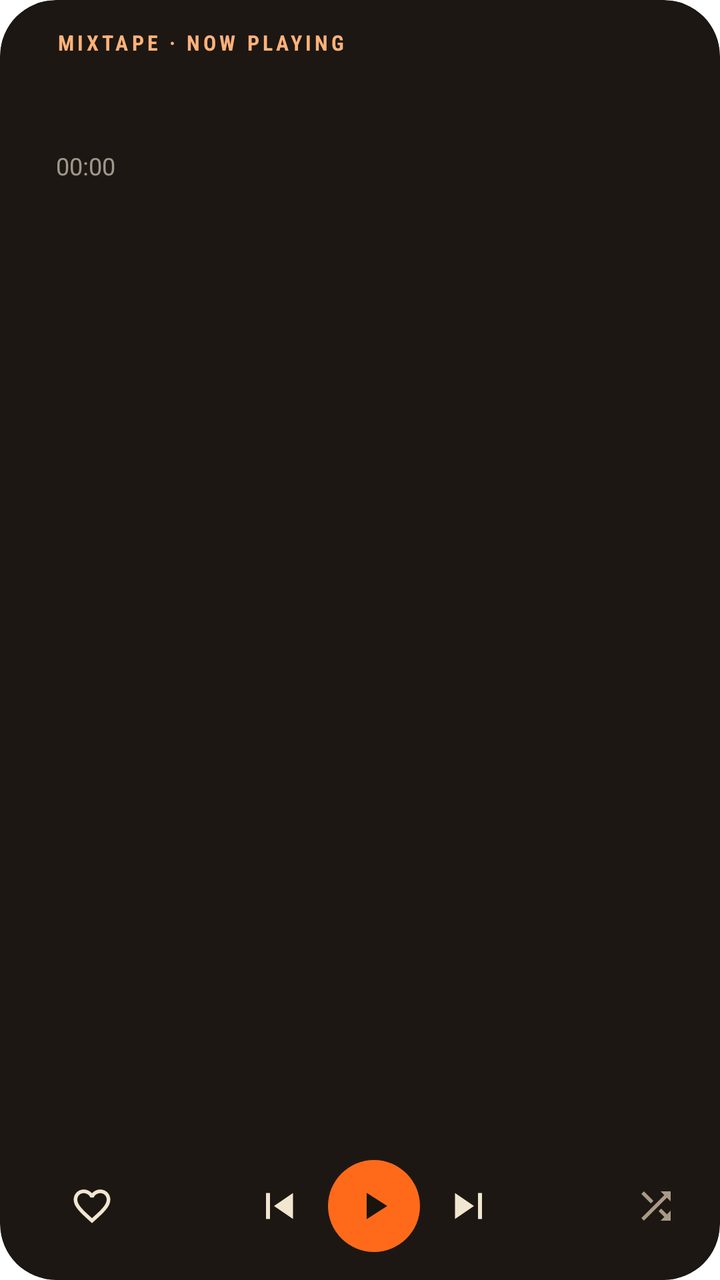
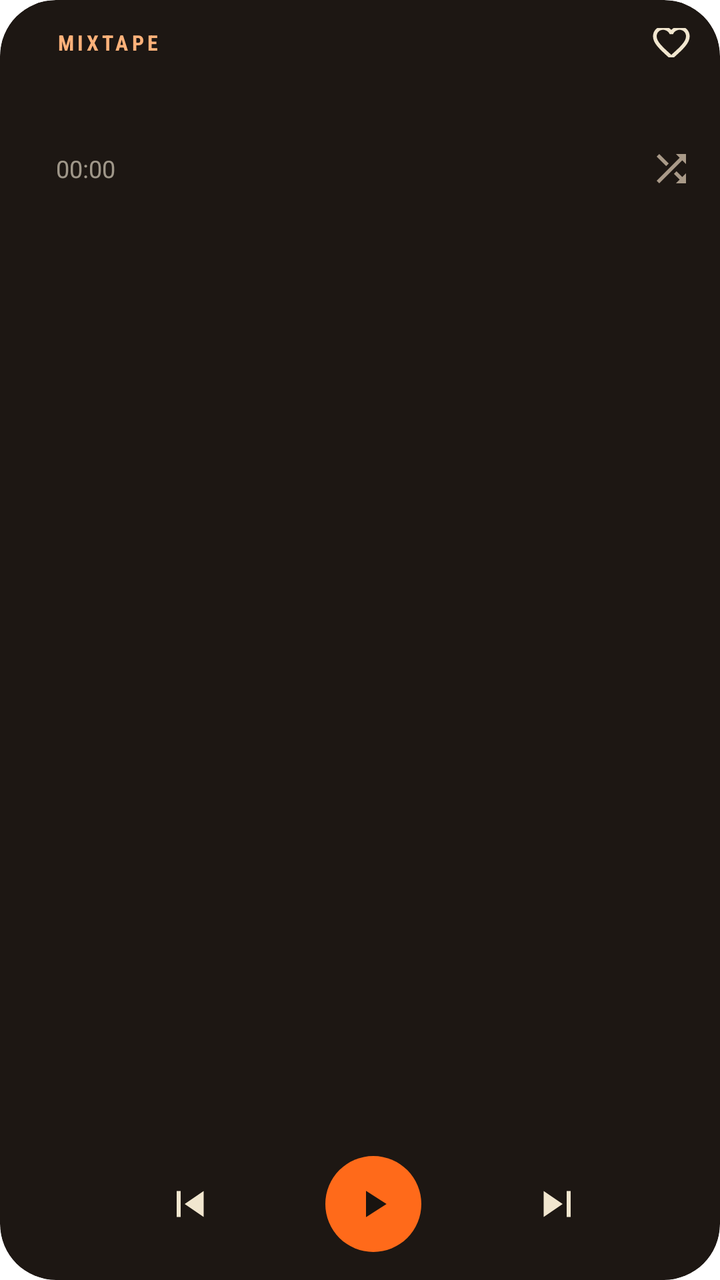

Compare the two renders of this Android layout. The source of the first and the diff that turns it into the second are given below.
<!-- AndroidManifest.xml: fallback theme Theme.MaterialComponents.DayNight.NoActionBar -->
<!-- res/layout/mixtape_widget_now.xml -->
<?xml version="1.0" encoding="utf-8"?>
<FrameLayout xmlns:android="http://schemas.android.com/apk/res/android"
    android:id="@+id/mixtape_now_root"
    android:layout_width="match_parent"
    android:layout_height="match_parent"
    android:background="@drawable/mixtape_widget_card"
    android:clipToOutline="true">

    <ImageView
        android:id="@+id/mixtape_now_back"
        android:layout_width="match_parent"
        android:layout_height="match_parent"
        android:importantForAccessibility="no"
        android:scaleType="centerCrop" />

    <LinearLayout
        android:layout_width="match_parent"
        android:layout_height="match_parent"
        android:orientation="horizontal"
        android:padding="14dp">

        <ImageView
            android:id="@+id/mixtape_now_cover"
            android:layout_width="wrap_content"
            android:layout_height="match_parent"
            android:adjustViewBounds="true"
            android:contentDescription="@string/mixtape_widget_cover"
            android:scaleType="fitCenter" />

        <LinearLayout
            android:layout_width="0dp"
            android:layout_height="match_parent"
            android:layout_marginStart="14dp"
            android:layout_weight="1"
            android:orientation="vertical">

            <TextView
                android:id="@+id/mixtape_now_brand"
                android:layout_width="match_parent"
                android:layout_height="wrap_content"
                android:fontFamily="sans-serif-condensed"
                android:letterSpacing="0.16"
                android:singleLine="true"
                android:text="@string/mixtape_widget_brand"
                android:textColor="#FFB27A"
                android:textSize="10.5sp"
                android:textStyle="bold" />

            <TextView
                android:id="@+id/mixtape_now_title"
                android:layout_width="match_parent"
                android:layout_height="wrap_content"
                android:layout_marginTop="3dp"
                android:ellipsize="end"
                android:fontFamily="sans-serif-medium"
                android:singleLine="true"
                android:textColor="#F6ECD8"
                android:textSize="17sp" />

            <TextView
                android:id="@+id/mixtape_now_artist"
                android:layout_width="match_parent"
                android:layout_height="wrap_content"
                android:ellipsize="end"
                android:singleLine="true"
                android:textColor="#C8F6ECD8"
                android:textSize="13.5sp" />

            <LinearLayout
                android:layout_width="match_parent"
                android:layout_height="wrap_content"
                android:layout_marginTop="2dp"
                android:orientation="horizontal">

                <Chronometer
                    android:id="@+id/mixtape_now_time"
                    android:layout_width="wrap_content"
                    android:layout_height="wrap_content"
                    android:textColor="#99F6ECD8"
                    android:textSize="12sp" />

                <TextView
                    android:id="@+id/mixtape_now_length"
                    android:layout_width="wrap_content"
                    android:layout_height="wrap_content"
                    android:textColor="#99F6ECD8"
                    android:textSize="12sp" />
            </LinearLayout>

            <FrameLayout
                android:layout_width="match_parent"
                android:layout_height="0dp"
                android:layout_weight="1" />

            <LinearLayout
                android:layout_width="match_parent"
                android:layout_height="wrap_content"
                android:gravity="center_vertical"
                android:orientation="horizontal">

                <ImageButton
                android:id="@+id/mixtape_now_like"
                android:layout_width="36dp"
                android:layout_height="36dp"
                android:background="@android:color/transparent"
                android:contentDescription="@string/mixtape_widget_like"
                android:scaleType="center"
                android:src="@drawable/mixtape_widget_heart" />

                <FrameLayout android:layout_width="0dp" android:layout_height="1dp" android:layout_weight="1" />

                <ImageButton
                android:id="@+id/mixtape_now_prev"
                android:layout_width="40dp"
                android:layout_height="40dp"
                android:background="@android:color/transparent"
                android:contentDescription="@string/mixtape_widget_prev"
                android:scaleType="center"
                android:src="@drawable/mixtape_widget_prev" />

                <ImageButton
                android:id="@+id/mixtape_now_play"
                android:layout_width="46dp"
                android:layout_height="46dp"
                android:background="@drawable/mixtape_widget_key"
                android:contentDescription="@string/mixtape_widget_play"
                android:scaleType="center"
                android:src="@drawable/mixtape_widget_play"
                android:layout_marginStart="4dp"
                android:layout_marginEnd="4dp" />

                <ImageButton
                android:id="@+id/mixtape_now_next"
                android:layout_width="40dp"
                android:layout_height="40dp"
                android:background="@android:color/transparent"
                android:contentDescription="@string/mixtape_widget_next"
                android:scaleType="center"
                android:src="@drawable/mixtape_widget_next" />

                <FrameLayout android:layout_width="0dp" android:layout_height="1dp" android:layout_weight="1" />

                <ImageButton
                android:id="@+id/mixtape_now_shuffle"
                android:layout_width="36dp"
                android:layout_height="36dp"
                android:background="@android:color/transparent"
                android:contentDescription="@string/mixtape_widget_shuffle"
                android:scaleType="center"
                android:src="@drawable/mixtape_widget_shuffle" />
            </LinearLayout>
        </LinearLayout>
    </LinearLayout>
</FrameLayout>
<!-- resources referenced by this layout -->
<resources>
  <!-- drawable mixtape_widget_card (drawable) -->
  <?xml version="1.0" encoding="utf-8"?>
  <shape xmlns:android="http://schemas.android.com/apk/res/android" android:shape="rectangle">
      <solid android:color="#1D1713" />
      <corners android:radius="24dp" />
  </shape>
  <!-- drawable mixtape_widget_heart (drawable) -->
  <vector xmlns:android="http://schemas.android.com/apk/res/android"
      android:width="22dp" android:height="22dp" android:viewportWidth="24" android:viewportHeight="24">
      <path android:fillColor="#F1E6CF" android:pathData="M16.5,3c-1.74,0 -3.41,0.81 -4.5,2.09C10.91,3.81 9.24,3 7.5,3 4.42,3 2,5.42 2,8.5c0,3.78 3.4,6.86 8.55,11.54L12,21.35l1.45,-1.32C18.6,15.36 22,12.28 22,8.5 22,5.42 19.58,3 16.5,3zM12.1,18.55l-0.1,0.1 -0.1,-0.1C7.14,14.24 4,11.39 4,8.5 4,6.5 5.5,5 7.5,5c1.54,0 3.04,0.99 3.57,2.36h1.87C13.46,5.99 14.96,5 16.5,5c2,0 3.5,1.5 3.5,3.5 0,2.89 -3.14,5.74 -7.9,10.05z" />
  </vector>
  <!-- drawable mixtape_widget_key (drawable) -->
  <?xml version="1.0" encoding="utf-8"?>
  <shape xmlns:android="http://schemas.android.com/apk/res/android" android:shape="oval">
      <solid android:color="#FF6A1A" />
  </shape>
  <!-- drawable mixtape_widget_next (drawable) -->
  <vector xmlns:android="http://schemas.android.com/apk/res/android"
      android:width="24dp" android:height="24dp" android:viewportWidth="24" android:viewportHeight="24">
      <path android:fillColor="#F1E6CF" android:pathData="M5.5,5.5L15,12l-9.5,6.5z M17,5.5h2v13h-2z" />
  </vector>
  <!-- drawable mixtape_widget_play (drawable) -->
  <vector xmlns:android="http://schemas.android.com/apk/res/android"
      android:width="22dp" android:height="22dp" android:viewportWidth="24" android:viewportHeight="24">
      <path android:fillColor="#191410" android:pathData="M8,4.8v14.4L19.2,12z" />
  </vector>
  <!-- drawable mixtape_widget_prev (drawable) -->
  <vector xmlns:android="http://schemas.android.com/apk/res/android"
      android:width="24dp" android:height="24dp" android:viewportWidth="24" android:viewportHeight="24">
      <path android:fillColor="#F1E6CF" android:pathData="M18.5,5.5L9,12l9.5,6.5z M5,5.5h2v13h-2z" />
  </vector>
  <!-- drawable mixtape_widget_shuffle (drawable) -->
  <vector xmlns:android="http://schemas.android.com/apk/res/android"
      android:width="22dp" android:height="22dp" android:viewportWidth="24" android:viewportHeight="24">
      <path android:fillColor="#A99A88" android:pathData="M10.59,9.17L5.41,4 4,5.41l5.17,5.17 1.42,-1.41zM14.5,4l2.04,2.04L4,18.59 5.41,20 17.96,7.46 20,9.5L20,4h-5.5zM14.83,13.41l-1.41,1.41 3.13,3.13L14.5,20L20,20v-5.5l-2.04,2.04 -3.13,-3.13z" />
  </vector>
  <string name="mixtape_widget_brand">MIXTAPE  ·  NOW PLAYING</string>
  <string name="mixtape_widget_cover">The cover</string>
  <string name="mixtape_widget_like">Like</string>
  <string name="mixtape_widget_next">The next song</string>
  <string name="mixtape_widget_play">Play or pause</string>
  <string name="mixtape_widget_prev">The song before</string>
  <string name="mixtape_widget_shuffle">Shuffle</string>
</resources>

<!-- the commit's change to res/layout/mixtape_widget_now.xml (unified diff, before → after) -->
@@ -11,11 +11,12 @@
         android:layout_width="match_parent"
         android:layout_height="match_parent"
         android:importantForAccessibility="no"
-        android:scaleType="centerCrop" />
+        android:scaleType="fitXY" />
 
     <LinearLayout
         android:layout_width="match_parent"
         android:layout_height="match_parent"
+        android:gravity="center_vertical"
         android:orientation="horizontal"
         android:padding="14dp">
 
@@ -23,6 +24,7 @@
             android:id="@+id/mixtape_now_cover"
             android:layout_width="wrap_content"
             android:layout_height="match_parent"
+            android:layout_marginEnd="14dp"
             android:adjustViewBounds="true"
             android:contentDescription="@string/mixtape_widget_cover"
             android:scaleType="fitCenter" />
@@ -30,21 +32,40 @@
         <LinearLayout
             android:layout_width="0dp"
             android:layout_height="match_parent"
-            android:layout_marginStart="14dp"
             android:layout_weight="1"
             android:orientation="vertical">
 
-            <TextView
-                android:id="@+id/mixtape_now_brand"
+            <LinearLayout
                 android:layout_width="match_parent"
                 android:layout_height="wrap_content"
-                android:fontFamily="sans-serif-condensed"
-                android:letterSpacing="0.16"
-                android:singleLine="true"
-                android:text="@string/mixtape_widget_brand"
-                android:textColor="#FFB27A"
-                android:textSize="10.5sp"
-                android:textStyle="bold" />
+                android:gravity="center_vertical"
+                android:orientation="horizontal">
+
+                <TextView
+                    android:layout_width="0dp"
+                    android:layout_height="wrap_content"
+                    android:layout_weight="1"
+                    android:fontFamily="sans-serif-condensed"
+                    android:letterSpacing="0.16"
+                    android:singleLine="true"
+                    android:text="@string/mixtape_widget_name_caps"
+                    android:textColor="#FFB27A"
+                    android:textSize="10.5sp"
+                    android:textStyle="bold" />
+
+                
+                <ImageButton
+                    android:id="@+id/mixtape_now_like"
+                    android:layout_width="38dp"
+                    android:layout_height="38dp"
+                    android:layout_marginTop="-12dp"
+                    android:layout_marginEnd="-9dp"
+                    android:layout_marginBottom="-12dp"
+                    android:background="@drawable/mixtape_widget_touch"
+                    android:contentDescription="@string/mixtape_widget_like"
+                    android:scaleType="center"
+                    android:src="@drawable/mixtape_widget_heart" />
+            </LinearLayout>
 
             <TextView
                 android:id="@+id/mixtape_now_title"
@@ -69,7 +90,8 @@
             <LinearLayout
                 android:layout_width="match_parent"
                 android:layout_height="wrap_content"
-                android:layout_marginTop="2dp"
+                android:layout_marginTop="3dp"
+                android:gravity="center_vertical"
                 android:orientation="horizontal">
 
                 <Chronometer
@@ -81,10 +103,24 @@
 
                 <TextView
                     android:id="@+id/mixtape_now_length"
-                    android:layout_width="wrap_content"
+                    android:layout_width="0dp"
                     android:layout_height="wrap_content"
+                    android:layout_weight="1"
+                    android:singleLine="true"
                     android:textColor="#99F6ECD8"
                     android:textSize="12sp" />
+
+                <ImageButton
+                    android:id="@+id/mixtape_now_shuffle"
+                    android:layout_width="36dp"
+                    android:layout_height="36dp"
+                    android:layout_marginTop="-10dp"
+                    android:layout_marginEnd="-8dp"
+                    android:layout_marginBottom="-10dp"
+                    android:background="@drawable/mixtape_widget_touch"
+                    android:contentDescription="@string/mixtape_widget_shuffle"
+                    android:scaleType="center"
+                    android:src="@drawable/mixtape_widget_shuffle" />
             </LinearLayout>
 
             <FrameLayout
@@ -98,56 +134,40 @@
                 android:gravity="center_vertical"
                 android:orientation="horizontal">
 
+                <FrameLayout android:layout_width="0dp" android:layout_height="1dp" android:layout_weight="1" />
+
                 <ImageButton
-                android:id="@+id/mixtape_now_like"
-                android:layout_width="36dp"
-                android:layout_height="36dp"
-                android:background="@android:color/transparent"
-                android:contentDescription="@string/mixtape_widget_like"
-                android:scaleType="center"
-                android:src="@drawable/mixtape_widget_heart" />
+                    android:id="@+id/mixtape_now_prev"
+                    android:layout_width="42dp"
+                    android:layout_height="42dp"
+                    android:background="@drawable/mixtape_widget_touch"
+                    android:contentDescription="@string/mixtape_widget_prev"
+                    android:scaleType="center"
+                    android:src="@drawable/mixtape_widget_prev" />
 
                 <FrameLayout android:layout_width="0dp" android:layout_height="1dp" android:layout_weight="1" />
 
                 <ImageButton
-                android:id="@+id/mixtape_now_prev"
-                android:layout_width="40dp"
-                android:layout_height="40dp"
-                android:background="@android:color/transparent"
-                android:contentDescription="@string/mixtape_widget_prev"
-                android:scaleType="center"
-                android:src="@drawable/mixtape_widget_prev" />
-
-                <ImageButton
-                android:id="@+id/mixtape_now_play"
-                android:layout_width="46dp"
-                android:layout_height="46dp"
-                android:background="@drawable/mixtape_widget_key"
-                android:contentDescription="@string/mixtape_widget_play"
-                android:scaleType="center"
-                android:src="@drawable/mixtape_widget_play"
-                android:layout_marginStart="4dp"
-                android:layout_marginEnd="4dp" />
-
-                <ImageButton
-                android:id="@+id/mixtape_now_next"
-                android:layout_width="40dp"
-                android:layout_height="40dp"
-                android:background="@android:color/transparent"
-                android:contentDescription="@string/mixtape_widget_next"
-                android:scaleType="center"
-                android:src="@drawable/mixtape_widget_next" />
+                    android:id="@+id/mixtape_now_play"
+                    android:layout_width="48dp"
+                    android:layout_height="48dp"
+                    android:background="@drawable/mixtape_widget_key"
+                    android:contentDescription="@string/mixtape_widget_play"
+                    android:scaleType="center"
+                    android:src="@drawable/mixtape_widget_play" />
 
                 <FrameLayout android:layout_width="0dp" android:layout_height="1dp" android:layout_weight="1" />
 
                 <ImageButton
-                android:id="@+id/mixtape_now_shuffle"
-                android:layout_width="36dp"
-                android:layout_height="36dp"
-                android:background="@android:color/transparent"
-                android:contentDescription="@string/mixtape_widget_shuffle"
-                android:scaleType="center"
-                android:src="@drawable/mixtape_widget_shuffle" />
+                    android:id="@+id/mixtape_now_next"
+                    android:layout_width="42dp"
+                    android:layout_height="42dp"
+                    android:background="@drawable/mixtape_widget_touch"
+                    android:contentDescription="@string/mixtape_widget_next"
+                    android:scaleType="center"
+                    android:src="@drawable/mixtape_widget_next" />
+
+                <FrameLayout android:layout_width="0dp" android:layout_height="1dp" android:layout_weight="1" />
             </LinearLayout>
         </LinearLayout>
     </LinearLayout>
<!-- resource entries referenced after the edit -->
@@ -36,9 +36,18 @@
       android:width="22dp" android:height="22dp" android:viewportWidth="24" android:viewportHeight="24">
       <path android:fillColor="#A99A88" android:pathData="M10.59,9.17L5.41,4 4,5.41l5.17,5.17 1.42,-1.41zM14.5,4l2.04,2.04L4,18.59 5.41,20 17.96,7.46 20,9.5L20,4h-5.5zM14.83,13.41l-1.41,1.41 3.13,3.13L14.5,20L20,20v-5.5l-2.04,2.04 -3.13,-3.13z" />
   </vector>
-  <string name="mixtape_widget_brand">MIXTAPE  ·  NOW PLAYING</string>
+  <!-- drawable mixtape_widget_touch (drawable) -->
+  <?xml version="1.0" encoding="utf-8"?>
+  <ripple xmlns:android="http://schemas.android.com/apk/res/android" android:color="#33FFFFFF">
+      <item android:id="@android:id/mask">
+          <shape android:shape="oval">
+              <solid android:color="#FFFFFFFF" />
+          </shape>
+      </item>
+  </ripple>
   <string name="mixtape_widget_cover">The cover</string>
   <string name="mixtape_widget_like">Like</string>
+  <string name="mixtape_widget_name_caps">MIXTAPE</string>
   <string name="mixtape_widget_next">The next song</string>
   <string name="mixtape_widget_play">Play or pause</string>
   <string name="mixtape_widget_prev">The song before</string>
